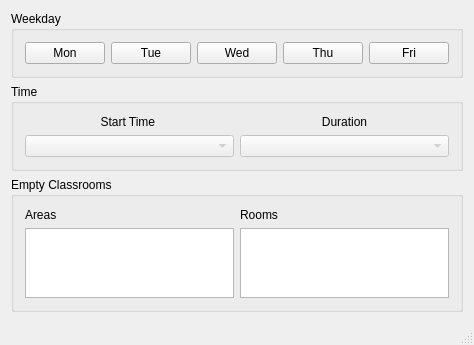
phparkle/empty-classroom-finder, file mainwindow.ui: the form before one commit.
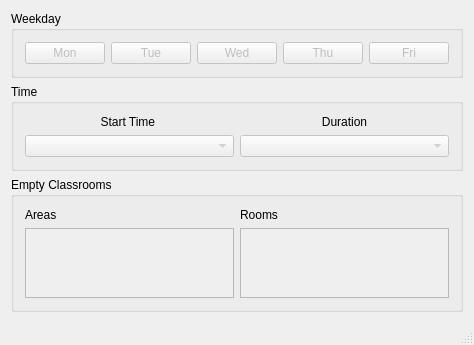
The form after the commit.

The edit to the form file:
```diff
--- a/mainwindow.ui
+++ b/mainwindow.ui
@@ -7,7 +7,7 @@
     <x>0</x>
     <y>0</y>
     <width>446</width>
-    <height>300</height>
+    <height>322</height>
    </rect>
   </property>
   <property name="windowTitle">
@@ -26,6 +26,9 @@
       <layout class="QHBoxLayout" name="horizontalLayout">
        <item>
         <widget class="QPushButton" name="monButton">
+         <property name="enabled">
+          <bool>false</bool>
+         </property>
          <property name="text">
           <string>Mon</string>
          </property>
@@ -39,6 +42,9 @@
        </item>
        <item>
         <widget class="QPushButton" name="tueButton">
+         <property name="enabled">
+          <bool>false</bool>
+         </property>
          <property name="text">
           <string>Tue</string>
          </property>
@@ -52,6 +58,9 @@
        </item>
        <item>
         <widget class="QPushButton" name="wedButton">
+         <property name="enabled">
+          <bool>false</bool>
+         </property>
          <property name="text">
           <string>Wed</string>
          </property>
@@ -65,6 +74,9 @@
        </item>
        <item>
         <widget class="QPushButton" name="thuButton">
+         <property name="enabled">
+          <bool>false</bool>
+         </property>
          <property name="text">
           <string>Thu</string>
          </property>
@@ -78,6 +90,9 @@
        </item>
        <item>
         <widget class="QPushButton" name="friButton">
+         <property name="enabled">
+          <bool>false</bool>
+         </property>
          <property name="text">
           <string>Fri</string>
          </property>
@@ -149,11 +164,21 @@
         </widget>
        </item>
        <item row="1" column="1">
-        <widget class="QListWidget" name="roomList"/>
+        <widget class="QListWidget" name="roomList">
+         <property name="enabled">
+          <bool>false</bool>
+         </property>
+         <property name="sortingEnabled">
+          <bool>true</bool>
+         </property>
+        </widget>
        </item>
        <item row="1" column="0">
         <widget class="QListWidget" name="areaList">
          <property name="enabled">
+          <bool>false</bool>
+         </property>
+         <property name="sortingEnabled">
           <bool>true</bool>
          </property>
         </widget>
@@ -171,6 +196,11 @@
    </layout>
   </widget>
   <widget class="QStatusBar" name="statusBar"/>
+  <action name="actionReload_Class_Schedules">
+   <property name="text">
+    <string>Reload Class Schedules</string>
+   </property>
+  </action>
  </widget>
  <layoutdefault spacing="6" margin="11"/>
  <resources/>
```
